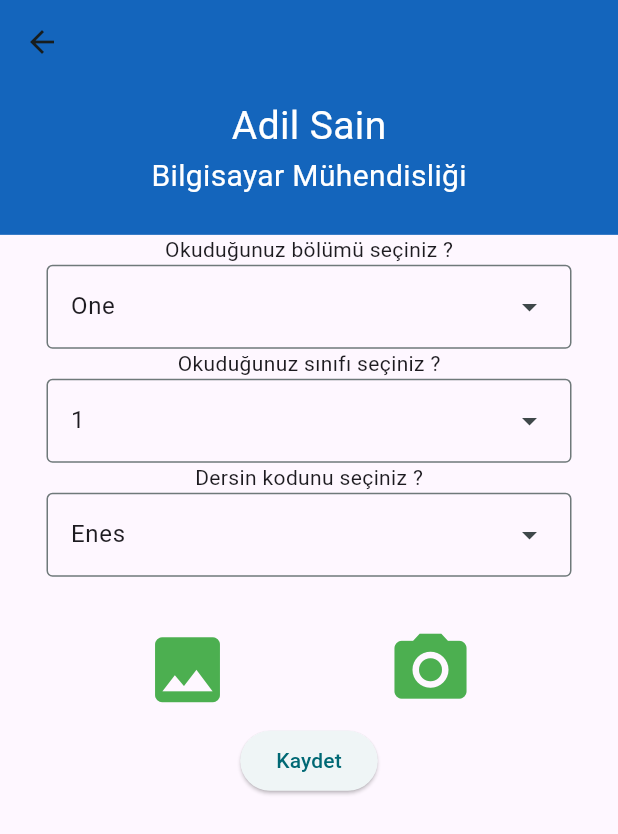
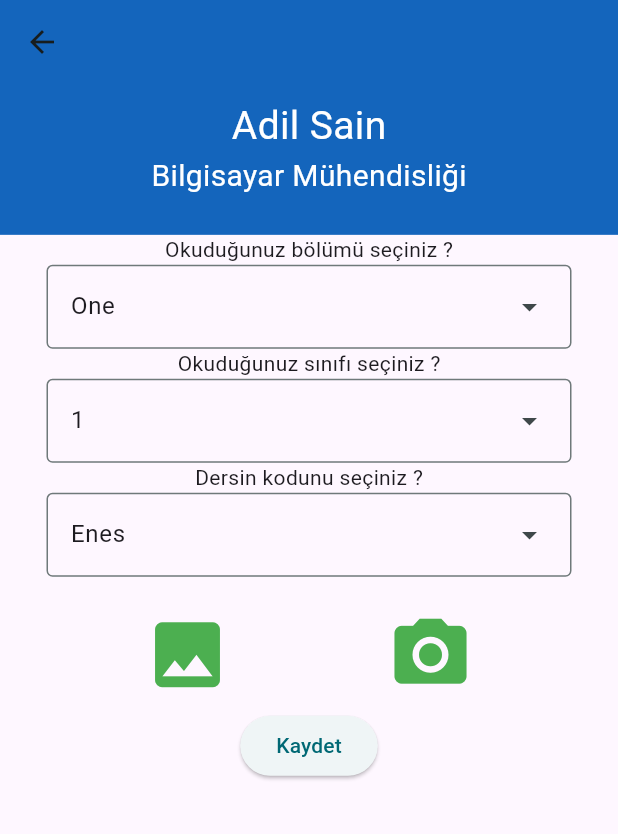
Before and after one commit to alperozyyurt4/NotKutusu, a Flutter app: the AddPage screen opened directly, on a phone screen of 412 x 824 dp. Shown: the top 834 px of the screen. Run offline on Flutter 3.47's test engine with Material 3 defaults, Android fonts, the phone set to English and light mode, and no system bars; our stand-ins replace firebase_auth, firebase_core, image_picker; accounts and stored records are empty; network calls fail.

Commit message:
set last vers

```diff
--- a/lib/UploadNotePage/note_page.dart
+++ b/lib/UploadNotePage/note_page.dart
@@ -175,7 +175,7 @@ class _AddPageState extends State<AddPage> with ColorsUtility, AppBarTextStyle {
               ),
             ),
             Padding(
-              padding: const EdgeInsets.only(top: 25),
+              padding: const EdgeInsets.only(top: 15),
               child: Row(
                 mainAxisAlignment: MainAxisAlignment.spaceEvenly,
                 children: [
```
